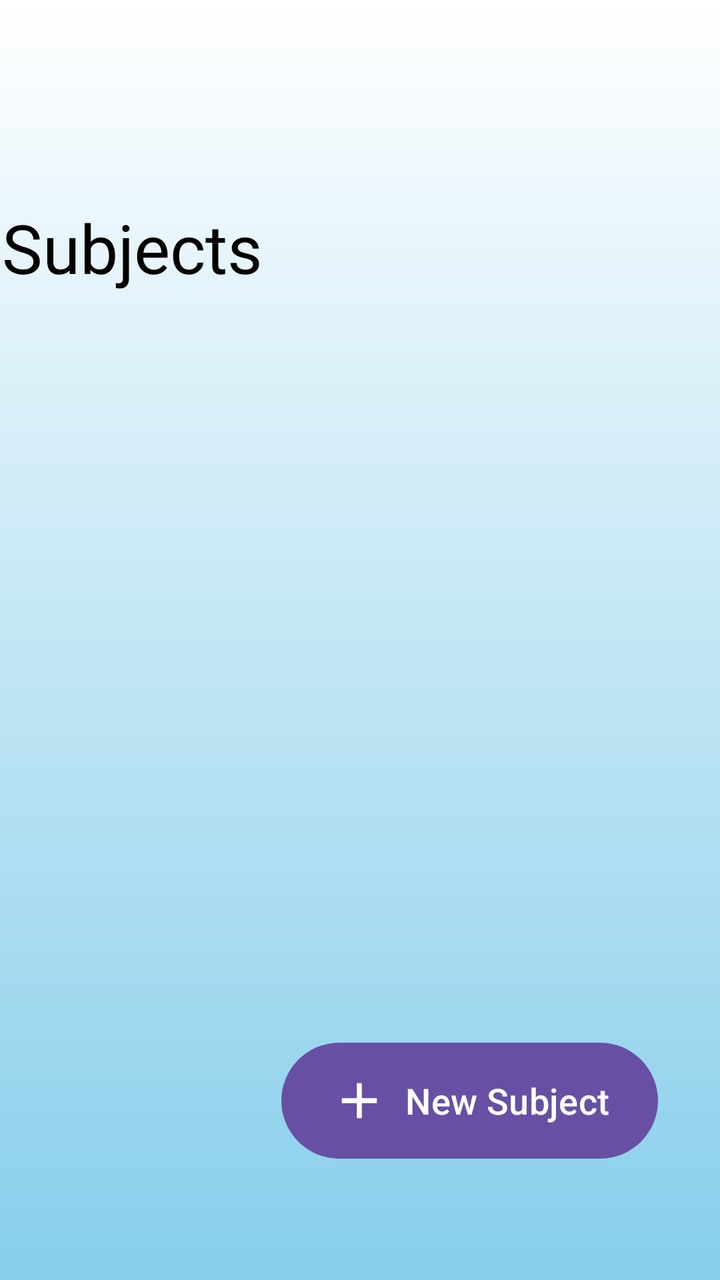
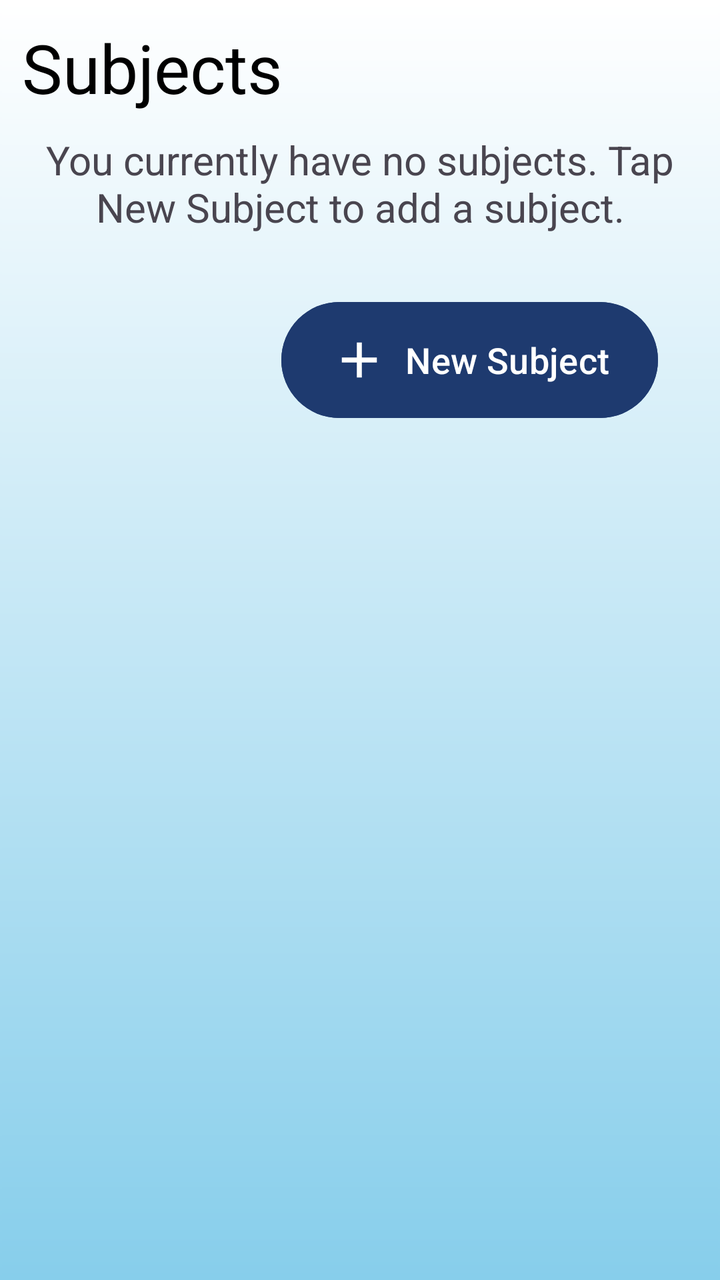

Compare the two renders of this Android layout. The source of the first and the diff that turns it into the second are given below.
<!-- AndroidManifest.xml: application theme Theme.Zone -->
<!-- res/layout/grades_tracker.xml -->
<?xml version="1.0" encoding="utf-8"?>
<androidx.constraintlayout.widget.ConstraintLayout xmlns:android="http://schemas.android.com/apk/res/android"
    xmlns:app="http://schemas.android.com/apk/res-auto"
    android:layout_width="match_parent"
    android:layout_height="match_parent">

    <LinearLayout
        android:layout_width="0dp"
        android:layout_height="0dp"
        android:layout_marginStart="1dp"
        android:layout_marginTop="1dp"
        android:layout_marginEnd="1dp"
        android:layout_marginBottom="1dp"
        android:orientation="vertical"
        app:layout_constraintBottom_toBottomOf="parent"
        app:layout_constraintEnd_toEndOf="parent"
        app:layout_constraintStart_toStartOf="parent"
        app:layout_constraintTop_toTopOf="parent">

        <TextView
            android:id="@+id/subjectsTextView"
            android:layout_width="match_parent"
            android:layout_height="wrap_content"
            android:layout_marginTop="100dp"
            android:text="Subjects"
            android:textColor="#000000"
            android:textSize="34sp" />

        <ListView
            android:id="@+id/subjectListView"
            android:layout_width="match_parent"
            android:layout_height="371dp" />

        <Button
            android:id="@+id/newSubjectButton"
            android:layout_width="wrap_content"
            android:layout_height="66dp"
            android:layout_gravity="right"
            android:layout_marginEnd="30dp"
            android:text="New Subject"
            android:textColor="#FFFFFF"
            android:textSize="18dp"
            app:icon="@drawable/outline_add_24"
            app:iconSize="30dp" />
    </LinearLayout>
</androidx.constraintlayout.widget.ConstraintLayout>
<!-- resources referenced by this layout -->
<resources>
  <!-- drawable outline_add_24 (drawable) -->
  <vector xmlns:android="http://schemas.android.com/apk/res/android" android:height="24dp" android:tint="#000000" android:viewportHeight="960" android:viewportWidth="960" android:width="24dp">
        
      <path android:fillColor="@android:color/white" android:pathData="M440,520L200,520L200,440L440,440L440,200L520,200L520,440L760,440L760,520L520,520L520,760L440,760L440,520Z"/>
      
  </vector>
  <style name="Theme.Zone" parent="Base.Theme.Zone" />
  <style name="Base.Theme.Zone" parent="Theme.Material3.Light">
          <item name="colorPrimary">@color/zone_primary</item>
          <item name="colorOnPrimary">@color/white</item>
          <item name="colorSecondary">@color/zone_heart</item>
          <item name="colorSurface">@color/white</item>
          <item name="colorSurfaceContainer">@color/zone_surface</item>
          <item name="colorOnSurface">@color/zone_text_primary</item>
          <item name="android:colorAccent">@color/zone_primary</item>
          <item name="android:textColorPrimary">@color/zone_text_primary</item>
          <item name="android:textColorSecondary">@color/zone_text_secondary</item>
          <item name="android:navigationBarColor">@color/white</item>
          <item name="android:statusBarColor">@color/zone_primary</item>
          <item name="android:windowLightStatusBar">false</item>
          <item name="android:windowBackground">@drawable/background_gradient</item>
      </style>
  <color name="zone_primary">#6750A4</color>
  <color name="white">#FFFFFFFF</color>
  <color name="zone_heart">#D8325A</color>
  <color name="zone_surface">#FFF1F4</color>
  <color name="zone_text_primary">#231F22</color>
  <color name="zone_text_secondary">#655D62</color>
  <!-- drawable background_gradient (drawable) -->
  <?xml version="1.0" encoding="utf-8"?>
  <shape xmlns:android="http://schemas.android.com/apk/res/android"
      android:shape="rectangle">
      <gradient
          android:startColor="@color/white"
          android:endColor="@color/sky_blue"
          android:angle="270" />
  </shape>
  <color name="sky_blue">#87CEEB</color>
</resources>

<!-- the commit's change to res/layout/grades_tracker.xml (unified diff, before → after) -->
@@ -11,6 +11,7 @@
         android:layout_marginTop="1dp"
         android:layout_marginEnd="1dp"
         android:layout_marginBottom="1dp"
+        android:background="@drawable/background_gradient"
         android:orientation="vertical"
         app:layout_constraintBottom_toBottomOf="parent"
         app:layout_constraintEnd_toEndOf="parent"
@@ -21,15 +22,27 @@
             android:id="@+id/subjectsTextView"
             android:layout_width="match_parent"
             android:layout_height="wrap_content"
-            android:layout_marginTop="100dp"
+            android:layout_marginTop="10dp"
+            android:paddingStart="10dp"
             android:text="Subjects"
             android:textColor="#000000"
             android:textSize="34sp" />
 
+        <TextView
+            android:id="@+id/noSubjectsTextView"
+            android:layout_width="match_parent"
+            android:layout_height="wrap_content"
+            android:layout_marginTop="10dp"
+            android:gravity="center"
+            android:text="You currently have no subjects. Tap New Subject to add a subject."
+            android:textSize="20sp" />
+
         <ListView
             android:id="@+id/subjectListView"
             android:layout_width="match_parent"
-            android:layout_height="371dp" />
+            android:layout_height="wrap_content"
+            android:layout_marginTop="10dp"
+            android:padding="10dp" />
 
         <Button
             android:id="@+id/newSubjectButton"
@@ -37,6 +50,7 @@
             android:layout_height="66dp"
             android:layout_gravity="right"
             android:layout_marginEnd="30dp"
+            android:backgroundTint="#1E3A6F"
             android:text="New Subject"
             android:textColor="#FFFFFF"
             android:textSize="18dp"
